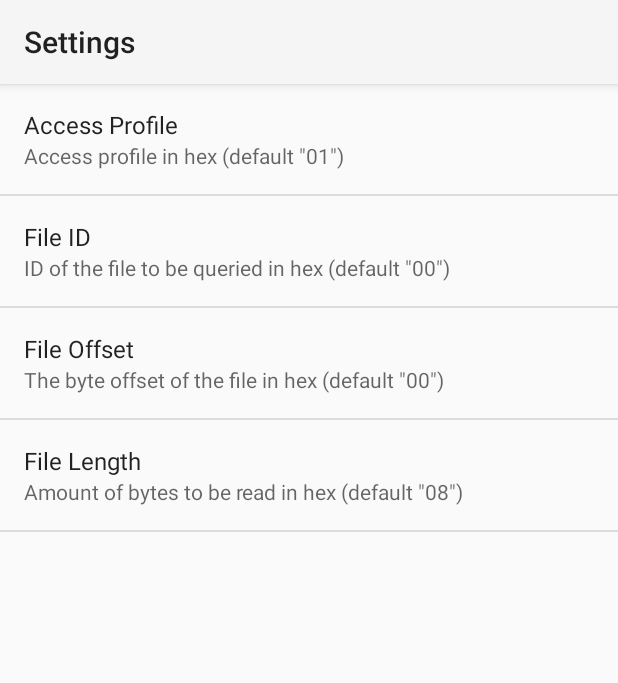
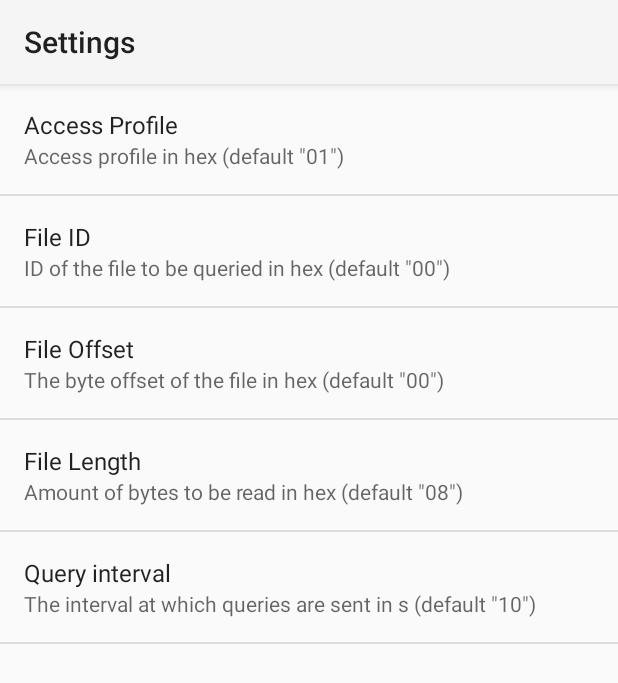
Before and after one commit to MatsDeMeyer/RF-Survey-BLE, an Android app: the screen it shows after launch (SettingsActivity), in the options menu, after a tap on "Settings", on a phone screen of 412 x 824 dp. Shown: the top 683 px of the screen. Run offline under Robolectric (Android 15) with nearby library versions, the phone set to English and light mode, and no system bars; our stand-ins replace androidx.preference; 2 statements that could not run were skipped.

Commit message:
Added interval settings

```diff
--- a/app/src/main/java/com/nordicsemi/nrfUARTv2/MainActivity.java
+++ b/app/src/main/java/com/nordicsemi/nrfUARTv2/MainActivity.java
@@ -134,6 +134,8 @@ public class MainActivity extends Activity implements RadioGroup.OnCheckedChange
         fileID = sharedPref.getString(SettingsActivity.KEY_PREF_FILE_ID, "00");
         fileOffset = sharedPref.getString(SettingsActivity.KEY_PREF_FILE_OFFSET, "00");
         fileLength = sharedPref.getString(SettingsActivity.KEY_PREF_FILE_LENGTH, "08");
+        ALPDelay = Integer.parseInt(sharedPref.getString(SettingsActivity.KEY_PREF_QUERY_INTERVAL, "10")) * 1000;
+
         if((accessProfile + fileID + fileOffset + fileLength).equals("01000008"))
         {
             defaultParameters = true;
@@ -295,6 +297,8 @@ public class MainActivity extends Activity implements RadioGroup.OnCheckedChange
         btnStop.setOnClickListener(new View.OnClickListener() {
             @Override
             public void onClick(View v) {
+                if(running)
+                {
                     //stop the ALP commands
                     PeriodicALP.removeCallbacks(PeriodicSurvey);
                     running = false;
@@ -355,6 +359,8 @@ public class MainActivity extends Activity implements RadioGroup.OnCheckedChange
                         // TODO Auto-generated catch block
                         e.printStackTrace();
                     }
+                }
+
 
             }
         });
--- a/app/src/main/java/com/nordicsemi/nrfUARTv2/SettingsActivity.java
+++ b/app/src/main/java/com/nordicsemi/nrfUARTv2/SettingsActivity.java
@@ -14,6 +14,7 @@ public class SettingsActivity extends Activity {
     public static final String KEY_PREF_FILE_ID = "fileIDPreference";
     public static final String KEY_PREF_FILE_OFFSET = "offsetPreference";
     public static final String KEY_PREF_FILE_LENGTH = "fileLengthPreference";
+    public static final String KEY_PREF_QUERY_INTERVAL = "intervalPreference";
 
 
     @Override
--- a/app/src/main/res/xml/preferences.xml
+++ b/app/src/main/res/xml/preferences.xml
@@ -29,4 +29,10 @@
         android:singleLine="true"
         android:summary='Amount of bytes to be read in hex (default "08")'
         android:title="File Length" />
+    <EditTextPreference
+        android:defaultValue="10"
+        android:key="intervalPreference"
+        android:selectAllOnFocus="true"
+        android:summary='The interval at which queries are sent in s (default "10")'
+        android:title="Query interval" />
 </PreferenceScreen>
```
Lines whose indentation alone changed are shown as unchanged.
